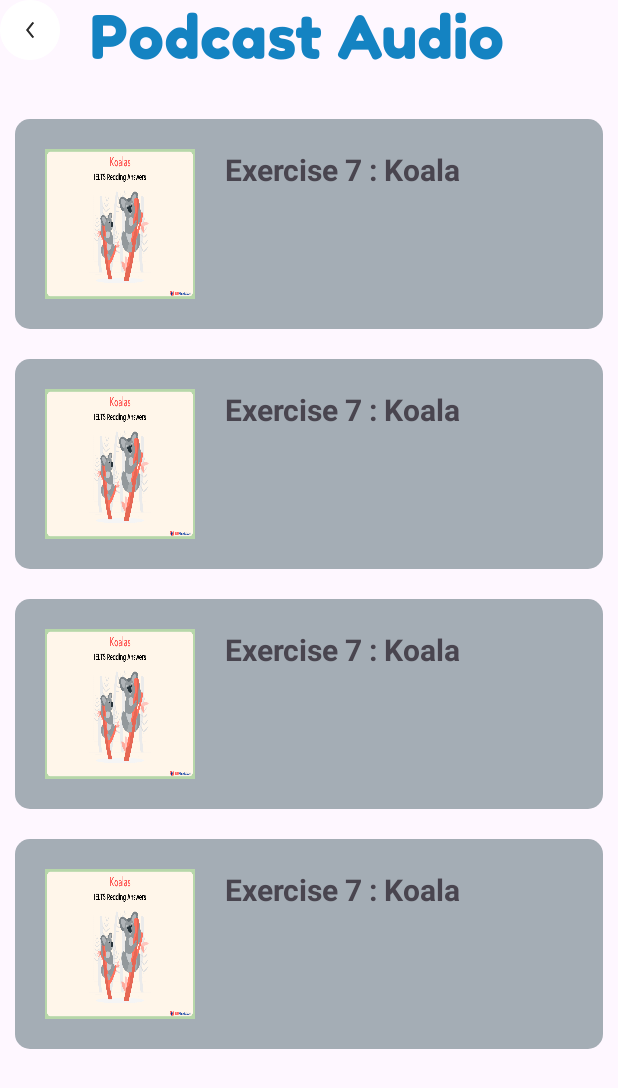
After one commit to TranDat9/EngLearn, an Android app: the layout activity_podcast2.xml on its own in the app's theme, with its tools: preview values and no code run, on a phone screen of 412 x 824 dp. The commit adds this screen. Shown: the top 1088 px of the screen. Run offline under Robolectric (Android 15) with nearby library versions, the phone set to English and light mode, and no system bars; network calls fail.

Commit message:
podcast list

```diff
--- a/app/src/main/AndroidManifest.xml
+++ b/app/src/main/AndroidManifest.xml
@@ -14,11 +14,13 @@
         android:theme="@style/Theme.SEL"
         android:usesCleartextTraffic="true"
         tools:targetApi="31">
+        <activity android:name=".screen.user.podcast2.Podcast2Activity" />
+        <activity android:name=".screen.user.podcast.PodCastActivity" />
         <activity android:name=".screen.user.historyexam.HistoryExamActivity" />
         <activity android:name=".screen.user.blog.ReadMoreActivity" />
         <activity android:name=".screen.user.blog.AddArticleActivity" />
         <activity android:name=".screen.user.blog.BlogActivity" />
-        <activity android:name=".screen.user.home.HomeActivity" />
+<!--        <activity android:name=".screen.user.home.HomeActivity" />-->
         <activity android:name=".screen.user.profile.ProfileActivity" />
         <activity android:name=".screen.user.register.RegisterActivity" />
         <activity android:name=".screen.user.choose_answer.ChooseAnswerActivity" />
@@ -26,7 +28,7 @@
         <activity android:name=".screen.user.ranking.RankingActivity" />
         <activity android:name=".screen.user.updatepasss.UpdatePassAcivity" />
         <activity
-            android:name=".screen.user.login.LoginActivity"
+            android:name=".screen.user.home.HomeActivity"
             android:exported="true">
             <intent-filter>
                 <action android:name="android.intent.action.MAIN" />
--- a/app/src/main/java/com/example/sel/base/Constants.kt
+++ b/app/src/main/java/com/example/sel/base/Constants.kt
@@ -19,6 +19,7 @@ class Constants {
             const val USER_ID = "USER_ID"
             const val SIZE_QUESTION = "SIZE_QUESTION"
             const val ANSWERED_QUESTIONS = "ANSWERED_QUESTIONS"
+            const val PODCAST_ID = "POSTCASTID"
 
 
 
--- /dev/null
+++ b/app/src/main/java/com/example/sel/base/model/ReponsePodCast.kt
@@ -0,0 +1,5 @@
+package com.example.sel.base.model
+
+data class ReponsePodcast (
+    val Podcasts : List<PodcastItem> ? =null
+)
--- a/app/src/main/java/com/example/sel/bindingAdapter/bindingAdapter.kt
+++ b/app/src/main/java/com/example/sel/bindingAdapter/bindingAdapter.kt
@@ -1,5 +1,6 @@
 package com.example.sel.bindingAdapter
 
+import android.util.Log
 import androidx.databinding.BindingAdapter
 import androidx.recyclerview.widget.RecyclerView
 import com.example.sel.base.RecyclerViewLoadMoreScroll
@@ -8,12 +9,14 @@ import com.example.sel.interfaces.ItemBaseModel
 
 @BindingAdapter(value = ["itemModels"])
 fun bindItemModels(recyclerView: RecyclerView, itemModels: List<ItemBaseModel>?) {
+    Log.d("BindingAdapter", "bindItemModels called with ${itemModels?.size} items")
     val adapter = getOrCreateAdapter(recyclerView = recyclerView)
         adapter.updateItems(itemModels)
 }
 
 @BindingAdapter(value = ["itemLoadMoreModels", "loadMore"], requireAll = false)
 fun bindItemLoadMoreModels(recyclerView: RecyclerView, itemLoadMoreModels: List<ItemBaseModel>?, loadMore: RecyclerViewLoadMoreScroll? = null) {
+    Log.d("BindingAdapter", "bindItemLoadMoreModels called with ${itemLoadMoreModels?.size} items")
     val adapter = getOrCreateAdapter(recyclerView = recyclerView, loadMore = loadMore)
         adapter.updateItemsDiffUtil(itemLoadMoreModels)
 }
--- a/app/src/main/java/com/example/sel/screen/user/home/HomeActivity.kt
+++ b/app/src/main/java/com/example/sel/screen/user/home/HomeActivity.kt
@@ -20,6 +20,7 @@ import com.example.sel.screen.user.blog.BlogActivity
 import com.example.sel.screen.user.historyexam.HistoryExamActivity
 import com.example.sel.screen.user.home.BottomSheetTopic.BottomSheetTopic
 import com.example.sel.screen.user.login.LoginActivity
+import com.example.sel.screen.user.podcast2.Podcast2Activity
 import com.example.sel.screen.user.profile.ProfileActivity
 import com.example.sel.screen.user.ranking.RankingActivity
 
@@ -97,7 +98,7 @@ class HomeActivity : BaseBindingActivity<HomeViewModel, ActivityHomeBinding>(),
             R.id.btnUser -> {
                 Utils.startActivityWithResultCode(
                     this@HomeActivity,
-                    BlogActivity(),
+                    HistoryExamActivity(),
                     0,
                     null,
                 )
@@ -105,7 +106,7 @@ class HomeActivity : BaseBindingActivity<HomeViewModel, ActivityHomeBinding>(),
             R.id.btnViewMore -> {
                 Utils.startActivityWithResultCode(
                     this@HomeActivity,
-                    RankingActivity(),
+                    Podcast2Activity(),
                     0,
                     null,
                 )
--- /dev/null
+++ b/app/src/main/res/layout/activity_podcast2.xml
@@ -0,0 +1,57 @@
+<?xml version="1.0" encoding="utf-8"?>
+<layout xmlns:android="http://schemas.android.com/apk/res/android"
+    xmlns:app="http://schemas.android.com/apk/res-auto"
+    xmlns:tools="http://schemas.android.com/tools">
+
+    <data>
+        <variable
+            name="viewModel"
+            type="com.example.sel.screen.user.podcast2.Podcast2ViewModel" />
+    </data>
+    <LinearLayout
+       android:orientation="vertical"
+        android:layout_width="match_parent"
+        android:layout_height="match_parent">
+        <LinearLayout
+            android:layout_width="wrap_content"
+            android:layout_height="wrap_content">
+            <ImageView
+                android:id="@+id/imgVBackPodcast"
+                android:layout_width="40dp"
+                android:layout_height="40dp"
+                 android:layout_gravity="center_horizontal"
+                android:layout_marginTop="20dp"
+                android:src="@drawable/ic_back"
+                app:layout_constraintEnd_toEndOf="parent"
+                app:layout_constraintHorizontal_bias="0.0"
+
+                app:layout_constraintStart_toStartOf="parent"
+                app:layout_constraintTop_toTopOf="parent"
+                tools:ignore="UseAppTint" />
+            <TextView
+                android:id="@+id/textHistory"
+                android:layout_width="wrap_content"
+                android:layout_height="wrap_content"
+                android:layout_marginTop="20dp"
+                android:fontFamily="@font/fredokaoneregular"
+                android:text="Podcast Audio"
+                android:layout_gravity="center_horizontal"
+                android:textColor="@color/primary"
+                android:layout_marginLeft="20dp"
+                android:textSize="40sp"
+
+                />
+
+        </LinearLayout>
+        <androidx.recyclerview.widget.RecyclerView
+            android:id="@+id/rvPodCast"
+            android:layout_width="match_parent"
+            android:layout_height="match_parent"
+            tools:itemCount="4"
+            app:itemModels="@{viewModel.convertedListHistoryExam}"
+            tools:listitem="@layout/item_podcast2"
+            app:layoutManager="androidx.recyclerview.widget.LinearLayoutManager"
+            />
+    </LinearLayout>
+
+</layout>
--- /dev/null
+++ b/app/src/main/res/layout/item_podcast2.xml
@@ -0,0 +1,45 @@
+<?xml version="1.0" encoding="utf-8"?>
+<layout xmlns:android="http://schemas.android.com/apk/res/android"
+    xmlns:app="http://schemas.android.com/apk/res-auto"
+    xmlns:tools="http://schemas.android.com/tools">
+
+    <data>
+        <import type="android.view.View"/>
+        <import type="com.example.sel.base.Utils"/>
+        <variable
+            name="itemBaseModel"
+            type="com.example.sel.base.model.ItemPodCastConverted" />
+    </data>
+
+    <LinearLayout
+        android:layout_width="match_parent"
+        android:layout_height="wrap_content"
+        android:background="@drawable/rounded_background"
+        android:onClick="@{() -> itemBaseModel.onItemCheckToggle()}"
+        android:padding="20dp"
+        android:layout_margin="10dp"
+        android:orientation="horizontal">
+
+        <ImageView
+            android:id="@+id/imgPodcast"
+            android:layout_width="100dp"
+            android:layout_height="100dp"
+             android:src="@drawable/koala"
+            android:scaleType="fitXY"
+            imageUrl="@{itemBaseModel.image}"
+            >
+        </ImageView>
+
+        <TextView
+            android:layout_width="match_parent"
+            android:layout_height="50dp"
+            tools:text="Exercise 7 : Koala"
+            android:textSize="20dp"
+            android:text="@{itemBaseModel.mane_podcast}"
+            android:textStyle="bold"
+            android:layout_marginLeft="20dp">
+
+        </TextView>
+
+    </LinearLayout>
+</layout>
```
Also changed, not shown: app/src/main/java/com/example/sel/base/ApiService.kt (+6 -1 lines), app/src/main/java/com/example/sel/base/model/ItemPodCastConverted.kt (added, +19 -0 lines), app/src/main/java/com/example/sel/base/model/PodcastItem.kt (added, +18 -0 lines), app/src/main/java/com/example/sel/screen/user/historyexam/HistoryExamActivity.kt (+32 -4 lines), app/src/main/java/com/example/sel/screen/user/podcast2/Podcast2Activity.kt (added, +104 -0 lines), app/src/main/java/com/example/sel/screen/user/podcast2/Podcast2ViewModel.kt (added, +77 -0 lines), app/src/main/res/layout/activity_home.xml (+40 -1 lines), app/src/main/res/drawable/koala.png (added).
